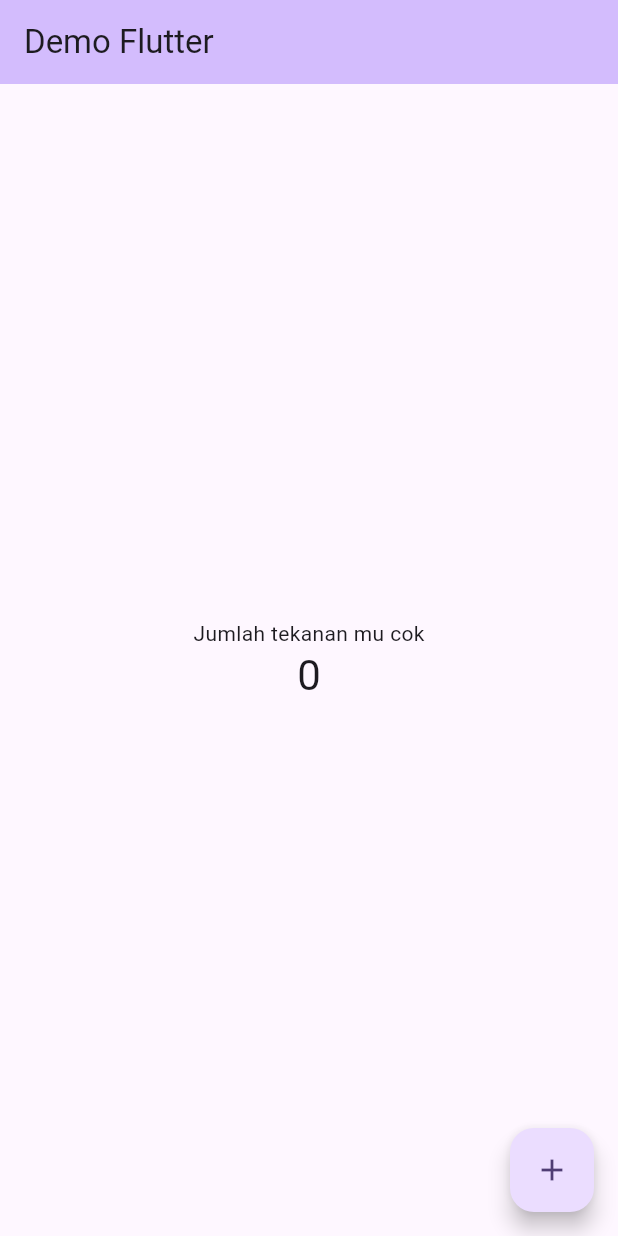
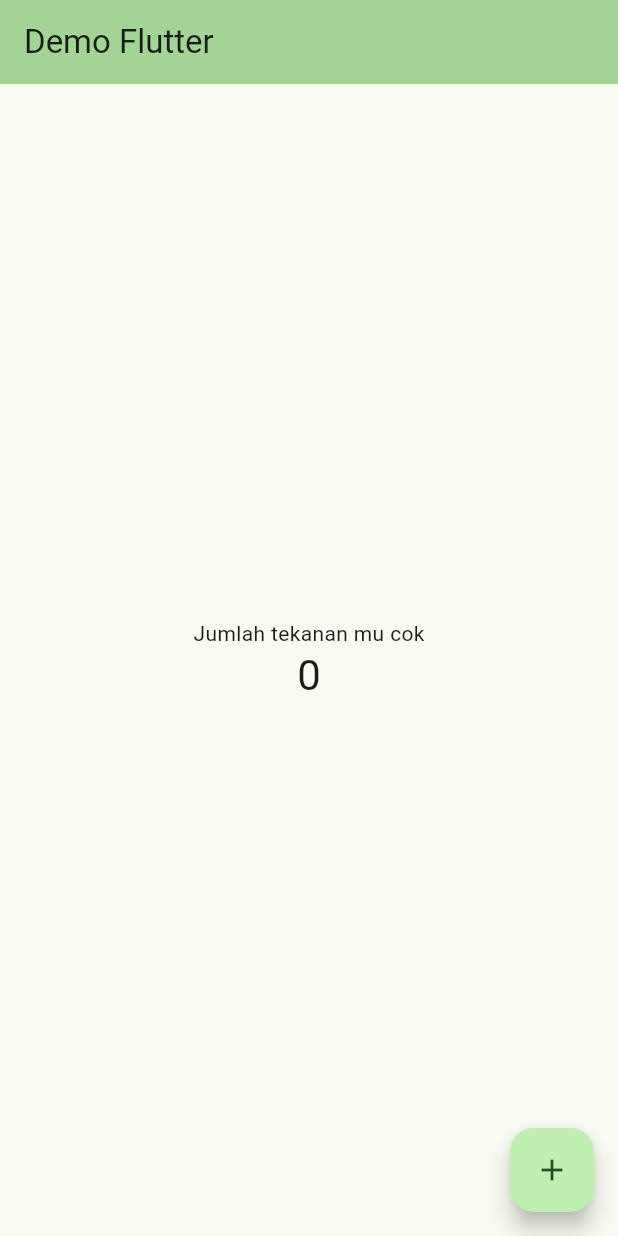
Before and after one commit to Ambi-Andiswar/Segarku, a Flutter app: the screen it shows after launch, on a phone screen of 412 x 824 dp. Run offline on Flutter 3.47's test engine with Material 3 defaults, Android fonts, the light colour scheme and no system bars.

Commit message:
mengubah color

```diff
--- a/segarku/lib/main.dart
+++ b/segarku/lib/main.dart
@@ -28,10 +28,10 @@
         //
         // This works for code too, not just values: Most code changes can be
         // tested with just a hot reload.
-        colorScheme: ColorScheme.fromSeed(seedColor: Colors.deepPurple),
+        colorScheme: ColorScheme.fromSeed(seedColor: const Color(0xFF00AA13)),
         useMaterial3: true,
       ),
-      home: const MyHomePage(title: 'Demo Flutter'),
+      home: const MyHomePage(title: 'Demo Flutter' ),
     );
   }
 }
```
